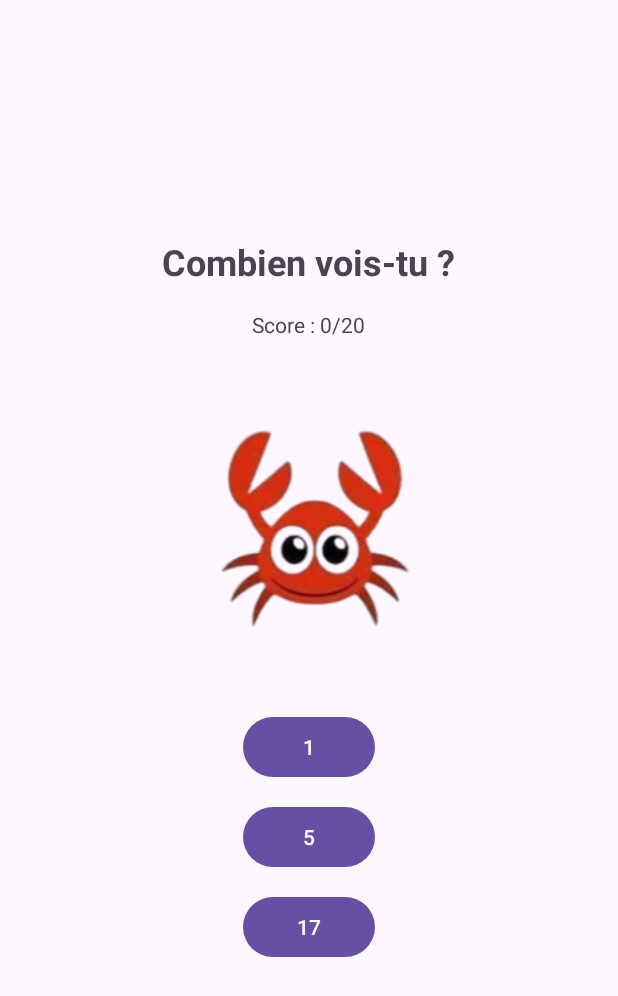
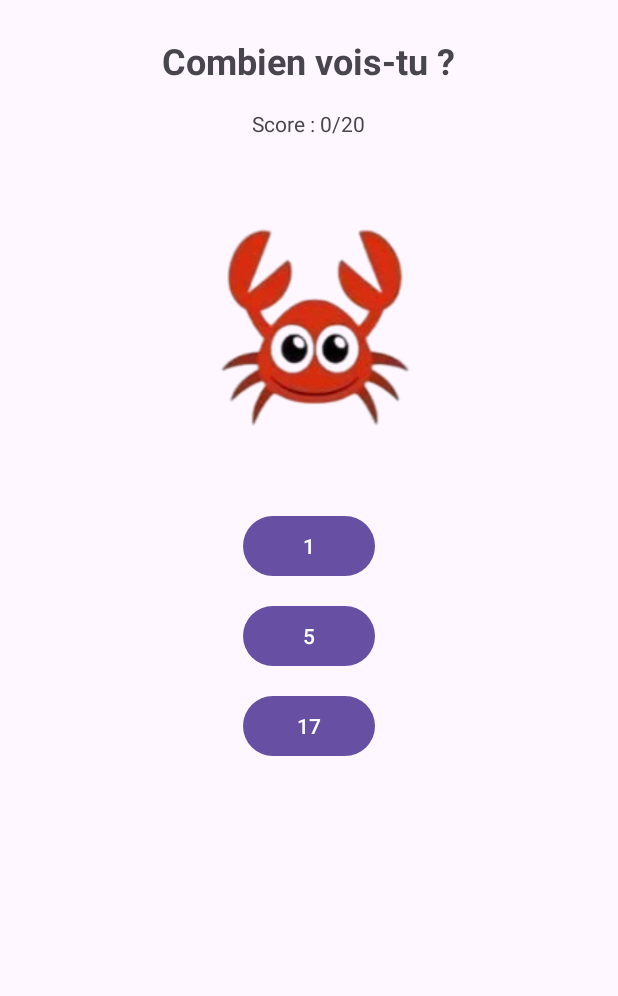
Before and after one commit to nadiatrabls/PetitsPas, an Android app: the QuizChiffresActivity screen opened directly, with no data from a screen before it, on a phone screen of 412 x 824 dp. Shown: the top 996 px of the screen. Run offline under Robolectric (Android 15) with nearby library versions, the phone set to English and light mode, and no system bars.

Commit message:
android app modifs

```diff
--- a/app/src/main/java/com/example/petitspas/QuizChiffresActivity.java
+++ b/app/src/main/java/com/example/petitspas/QuizChiffresActivity.java
@@ -50,6 +50,12 @@ public class QuizChiffresActivity extends AppCompatActivity {
             finish();
         });
 
+        // 🔁 Restaurer l’état si rotation
+        if (savedInstanceState != null) {
+            currentIndex = savedInstanceState.getInt("currentIndex", 0);
+            score = savedInstanceState.getInt("score", 0);
+        }
+
         afficherQuestion();
     }
 
@@ -60,7 +66,7 @@ public class QuizChiffresActivity extends AppCompatActivity {
         }
 
         imgChiffre.setImageResource(chiffreImages[currentIndex]);
-        bonneValeur = currentIndex + 1; // ex : image chiffre_1.png → valeur 1
+        bonneValeur = currentIndex + 1; // Exemple : image chiffre_1 → valeur 1
 
         scoreText.setText("Score : " + score + "/20");
         questionText.setText("Combien vois-tu ?");
@@ -115,4 +121,12 @@ public class QuizChiffresActivity extends AppCompatActivity {
             array[j] = tmp;
         }
     }
+
+    // ✅ Sauvegarde de l’état (rotation écran)
+    @Override
+    protected void onSaveInstanceState(Bundle outState) {
+        super.onSaveInstanceState(outState);
+        outState.putInt("currentIndex", currentIndex);
+        outState.putInt("score", score);
+    }
 }
--- a/app/src/main/res/layout/activity_quiz_chiffres.xml
+++ b/app/src/main/res/layout/activity_quiz_chiffres.xml
@@ -1,14 +1,18 @@
 <?xml version="1.0" encoding="utf-8"?>
-<LinearLayout xmlns:android="http://schemas.android.com/apk/res/android"
+<ScrollView xmlns:android="http://schemas.android.com/apk/res/android"
+    android:layout_width="match_parent"
+    android:layout_height="match_parent">
+
+    <LinearLayout
         android:orientation="vertical"
         android:gravity="center"
         android:padding="24dp"
         android:layout_width="match_parent"
-    android:layout_height="match_parent">
+        android:layout_height="wrap_content">
 
         <TextView
             android:id="@+id/questionText"
-        android:text="Quel est ce chiffre ?"
+            android:text="@string/quiz_question"
             android:textSize="24sp"
             android:textStyle="bold"
             android:layout_marginBottom="16dp"
@@ -17,38 +21,39 @@
 
         <TextView
             android:id="@+id/scoreText"
-        android:text="Score : 0"
+            android:text="@string/quiz_score_default"
             android:layout_width="wrap_content"
             android:layout_height="wrap_content"
             android:layout_marginBottom="24dp" />
 
-    <!-- ✅ Image du chiffre -->
         <ImageView
             android:id="@+id/imgChiffre"
             android:layout_width="200dp"
             android:layout_height="200dp"
-        android:layout_marginBottom="24dp" />
+            android:layout_marginBottom="24dp"
+            android:contentDescription="@string/image_du_chiffre" />
 
-    <!-- ✅ Boutons de réponses -->
         <Button
             android:id="@+id/btnOption1"
             android:layout_width="wrap_content"
             android:layout_height="wrap_content"
-        android:layout_marginBottom="12dp" />
+            android:layout_marginBottom="12dp"
+            android:contentDescription="@string/option_btn" />
 
         <Button
             android:id="@+id/btnOption2"
             android:layout_width="wrap_content"
             android:layout_height="wrap_content"
-        android:layout_marginBottom="12dp" />
+            android:layout_marginBottom="12dp"
+            android:contentDescription="@string/option_btn" />
 
         <Button
             android:id="@+id/btnOption3"
             android:layout_width="wrap_content"
             android:layout_height="wrap_content"
-        android:layout_marginBottom="24dp" />
+            android:layout_marginBottom="24dp"
+            android:contentDescription="@string/option_btn" />
 
-    <!-- ✅ Étoiles de récompense -->
         <LinearLayout
             android:id="@+id/etoileLayout"
             android:orientation="horizontal"
@@ -62,7 +67,8 @@
                 android:id="@+id/etoile1"
                 android:layout_width="48dp"
                 android:layout_height="48dp"
-            android:src="@drawable/star_off" />
+                android:src="@drawable/star_off"
+                android:contentDescription="@string/etoile_score" />
 
             <ImageView
                 android:id="@+id/etoile2"
@@ -70,19 +76,22 @@
                 android:layout_height="48dp"
                 android:layout_marginStart="8dp"
                 android:layout_marginEnd="8dp"
-            android:src="@drawable/star_off" />
+                android:src="@drawable/star_off"
+                android:contentDescription="@string/etoile_score" />
 
             <ImageView
                 android:id="@+id/etoile3"
                 android:layout_width="48dp"
                 android:layout_height="48dp"
-            android:src="@drawable/star_off" />
+                android:src="@drawable/star_off"
+                android:contentDescription="@string/etoile_score" />
         </LinearLayout>
 
         <Button
             android:id="@+id/btnRetourMenu"
-        android:text="Retour au menu"
+            android:text="@string/retour_menu"
             android:layout_width="wrap_content"
             android:layout_height="wrap_content"
             android:visibility="gone" />
     </LinearLayout>
+</ScrollView>
--- a/app/src/main/res/values/strings.xml
+++ b/app/src/main/res/values/strings.xml
@@ -20,5 +20,14 @@
     <string name="dix_huit">18</string>
     <string name="dix_neuf">19</string>
     <string name="vingt">20</string>
+    <string name="quiz_question">Quel est ce chiffre ?</string>
+    <string name="quiz_score_default">Score : 0</string>
+    <string name="retour_menu">Retour au menu</string>
+    <string name="option_btn">Option du quiz</string>
+    <string name="etoile_score">Étoile de score</string>
+    <string name="image_du_chiffre">Image représentant un chiffre</string>
+    <string name="btn_ecouter">🔊 Écouter</string>
+    <string name="image_mot_alphabet">Image illustrant un mot commençant par une lettre</string>
+
 
 </resources>
```
Also changed, not shown: app/src/main/java/com/example/petitspas/AlphabetActivity.java (+13 -2 lines), app/src/main/java/com/example/petitspas/ChiffresActivity.java (+10 -1 lines), app/src/main/java/com/example/petitspas/QuizAlphabetActivity.java (+15 -2 lines), app/src/main/res/layout/activity_alphabet.xml (+10 -4 lines), app/src/main/res/layout/activity_chiffres.xml (+10 -4 lines). Lines whose indentation alone changed are shown as unchanged.
